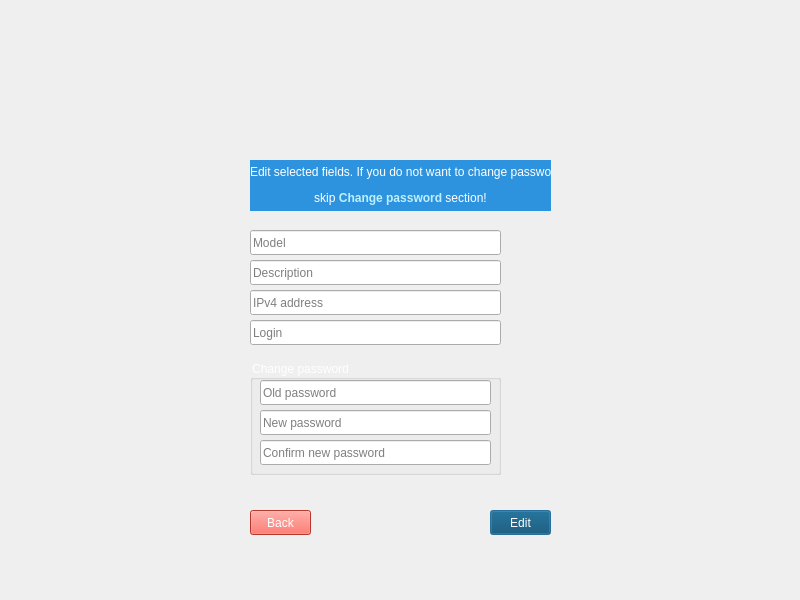
This is LeonCam/CameraEdition.ui in kazimierczak-robert/LeonCam as Qt 5 draws it before an edit. The edited form follows.
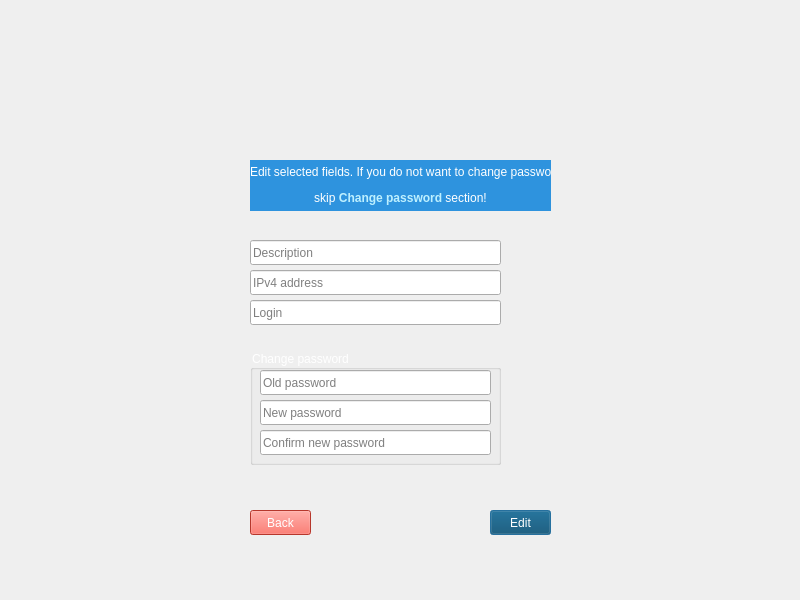
This is the edited form. Icons and pictures are not drawn.

The edit to the form file:
```diff
--- a/LeonCam/CameraEdition.ui
+++ b/LeonCam/CameraEdition.ui
@@ -26,7 +26,7 @@
    <property name="geometry">
     <rect>
      <x>250</x>
-     <y>260</y>
+     <y>240</y>
      <width>251</width>
      <height>25</height>
     </rect>
@@ -38,27 +38,11 @@
     <string>Description</string>
    </property>
   </widget>
-  <widget class="QLineEdit" name="LEModel">
-   <property name="geometry">
-    <rect>
-     <x>250</x>
-     <y>230</y>
-     <width>251</width>
-     <height>25</height>
-    </rect>
-   </property>
-   <property name="text">
-    <string/>
-   </property>
-   <property name="placeholderText">
-    <string>Model</string>
-   </property>
-  </widget>
   <widget class="QLineEdit" name="LEIPv4Address">
    <property name="geometry">
     <rect>
      <x>250</x>
-     <y>290</y>
+     <y>270</y>
      <width>251</width>
      <height>25</height>
     </rect>
@@ -74,7 +58,7 @@
    <property name="geometry">
     <rect>
      <x>510</x>
-     <y>260</y>
+     <y>265</y>
      <width>31</width>
      <height>31</height>
     </rect>
@@ -184,7 +168,7 @@
    <property name="geometry">
     <rect>
      <x>250</x>
-     <y>320</y>
+     <y>300</y>
      <width>251</width>
      <height>25</height>
     </rect>
@@ -200,7 +184,7 @@
    <property name="geometry">
     <rect>
      <x>250</x>
-     <y>360</y>
+     <y>350</y>
      <width>251</width>
      <height>115</height>
     </rect>
@@ -223,6 +207,9 @@
     <property name="text">
      <string/>
     </property>
+    <property name="echoMode">
+     <enum>QLineEdit::Password</enum>
+    </property>
     <property name="placeholderText">
      <string>Old password</string>
     </property>
@@ -239,6 +226,9 @@
     <property name="text">
      <string/>
     </property>
+    <property name="echoMode">
+     <enum>QLineEdit::Password</enum>
+    </property>
     <property name="placeholderText">
      <string>New password</string>
     </property>
```
Left out of the diff: 3 changed lines with no effect on the pictures.
